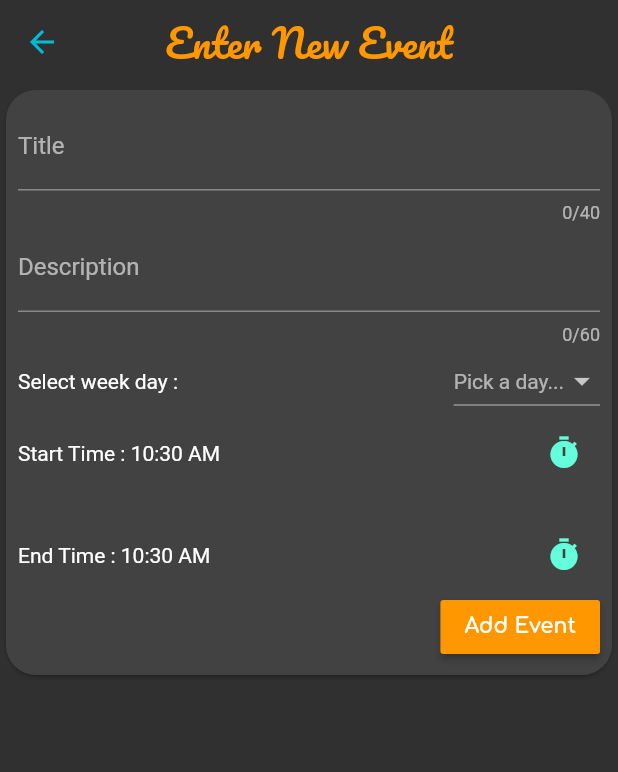
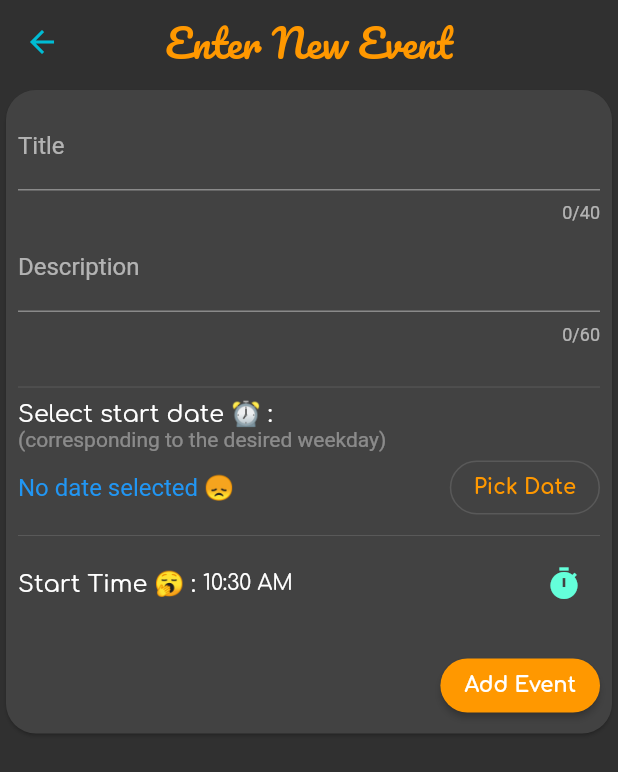
Before and after one commit to Raunakk02/time_table, a Flutter app: the screen it shows after launch, after a tap on the "note add" icon, on a phone screen of 412 x 824 dp. Shown: the top 772 px of the screen. Run offline on Flutter 3.47's test engine with Material 2 defaults, Android fonts, the phone set to English and light mode, and no system bars; our stand-ins replace flutter_local_notifications, hive; missing offline and left inert: android_alarm_manager; accounts and stored records are empty; generated files the repository leaves out were written again; statements that could not run were skipped.

Commit message:
fixed alarm logic bug and improved/updated Event Input UI

```diff
--- a/lib/Notifications/callback.dart
+++ b/lib/Notifications/callback.dart
@@ -8,6 +8,8 @@ void trigger(int id) async {
   noti.NotificationManager n = noti.NotificationManager();
   n.initNotifications();
   Event e = await EventsProvider().getEventForAlarm(id);
-  n.initEvent(e);
-  n.showNotification();
+  if (e != null) {
+    n.initEvent(e);
+    n.showNotification();
+  }
 }
--- a/lib/main.dart
+++ b/lib/main.dart
@@ -53,6 +53,11 @@ class MyApp extends StatelessWidget {
             color: Colors.transparent,
           ),
           buttonColor: Colors.orange,
+          buttonTheme: ThemeData.dark().buttonTheme.copyWith(
+                shape: RoundedRectangleBorder(
+                  borderRadius: BorderRadius.circular(20),
+                ),
+              ),
           textTheme: ThemeData.light().textTheme.copyWith(
                 headline6: TextStyle(
                   fontFamily: 'Comfortaa',
--- a/lib/models/event.dart
+++ b/lib/models/event.dart
@@ -3,7 +3,7 @@ import 'package:hive/hive.dart';
 
 part 'event.g.dart';
 
-@HiveType(typeId: 0, adapterName: 'EventAdapter')
+@HiveType(typeId: 0)
 class Event {
   @HiveField(0)
   String id;
@@ -14,16 +14,16 @@ class Event {
   @HiveField(3)
   String weekDay;
   @HiveField(4)
+  DateTime startDate;
+  @HiveField(5)
   TimeOfDay startTime;
-  @HiveField(5)
-  TimeOfDay endTime;
 
   Event({
     @required this.id,
     @required this.title,
     @required this.description,
     @required this.weekDay,
+    @required this.startDate,
     @required this.startTime,
-    @required this.endTime,
   });
 }
--- a/lib/widgets/event_card.dart
+++ b/lib/widgets/event_card.dart
@@ -1,4 +1,5 @@
 import 'package:flutter/material.dart';
+import 'package:intl/intl.dart';
 import 'package:time_table/screens/event_details_screen.dart';
 
 import '../models/event.dart';
@@ -26,7 +27,7 @@ class EventCard extends StatelessWidget {
         child: ListTile(
           tileColor: Colors.black54,
           leading: Container(
-            padding: EdgeInsets.all(2),
+            padding: EdgeInsets.all(10),
             decoration: BoxDecoration(
               borderRadius: BorderRadius.circular(20),
               gradient: LinearGradient(
@@ -39,7 +40,7 @@ class EventCard extends StatelessWidget {
             height: 80,
             child: FittedBox(
               child: Text(
-                '${weekDayEvent.startTime.format(context)}\n|\n${weekDayEvent.endTime.format(context)}',
+                '${weekDayEvent.startTime.format(context)}',
                 textAlign: TextAlign.center,
                 style: TextStyle(
                   color: Colors.white,
--- a/lib/widgets/event_input.dart
+++ b/lib/widgets/event_input.dart
@@ -1,12 +1,13 @@
 import 'package:flutter/material.dart';
+import 'package:intl/intl.dart';
 
 class EventInput extends StatefulWidget {
   final void Function(
     String evTitle,
     String evDescription,
     String selectedWeekDay,
+    DateTime evStartDate,
     TimeOfDay evStartTime,
-    TimeOfDay evEndTime,
   ) addNewEvent;
 
   final List<String> weekDays;
@@ -21,15 +22,15 @@ class _EventInputState extends State<EventInput> {
   final titleController = TextEditingController();
   final descriptionController = TextEditingController();
   String selectedWeekDay;
+  DateTime startDate;
   TimeOfDay startTime;
-  TimeOfDay endTime;
 
   @override
   void initState() {
     // TODO: implement initState
     super.initState();
     startTime = TimeOfDay.now();
-    endTime = TimeOfDay.now();
+    startDate = null;
   }
 
   void validateAndAddEvent() async {
@@ -39,22 +40,37 @@ class _EventInputState extends State<EventInput> {
     if (descriptionController.text.isEmpty) {
       await showErrorDialog('Description can\'t be empty !');
     }
-    if (!widget.weekDays.contains(selectedWeekDay)) {
-      await showErrorDialog('Please select a weekday !');
+    // if (!widget.weekDays.contains(selectedWeekDay)) {
+    //   await showErrorDialog('Please select a weekday !');
+    // }
+    // if (startTime == endTime) {
+    //   await showErrorDialog('Start time and end time can\'t be same');
+    // }
+    if (startDate == null) {
+      await showErrorDialog('Please pick Event Date !');
     }
-    if (startTime == endTime) {
-      await showErrorDialog('Start time and end time can\'t be same');
+    if (startDate != null) {
+      if (startDate.isBefore(DateTime.now().subtract(Duration(days: 1)))) {
+        await showErrorDialog('Event Date can\'t be before today !');
       }
-    if (startTime.hour > endTime.hour) {
-      await showErrorDialog('Start time can\'t be greater than end time');
     }
+    if (startDate != null) {
+      if (startDate.weekday == 7) {
+        await showErrorDialog(
+            'Please select a day other than sunday !\n PS: Rest on sunday :)');
+      }
+    }
+
+    if (startDate != null) {
+      selectedWeekDay = widget.weekDays[startDate.weekday - 1];
       widget.addNewEvent(
         titleController.text,
         descriptionController.text,
         selectedWeekDay,
+        startDate,
         startTime,
-      endTime,
       );
+    }
   }
 
   Future showErrorDialog(String msg) {
@@ -68,8 +84,9 @@ class _EventInputState extends State<EventInput> {
             color: Colors.black26,
           ),
           child: Text(
-            'Lazy peeps alert !',
+            '😤 Lazy peeps alert !',
             textAlign: TextAlign.center,
+            style: TextStyle(fontSize: 16),
           ),
         ),
         content: Text(msg),
@@ -107,19 +124,19 @@ class _EventInputState extends State<EventInput> {
     }
   }
 
-  void selectEndTime() async {
-    TimeOfDay selectedTime = await showTimePicker(
+  void selectStartDate() async {
+    var pickedDate = await showDatePicker(
       context: context,
-      initialTime: TimeOfDay.now(),
-      cancelText: 'Cancel',
-      confirmText: 'Confirm',
+      firstDate: DateTime.now(),
+      initialDate: DateTime.now(),
+      lastDate: DateTime.now().add(
+        Duration(days: 365),
+      ),
+      helpText: 'Pick day corresponding to the weekday',
     );
-
-    if (selectedTime != null) {
     setState(() {
-        endTime = selectedTime;
+      startDate = pickedDate;
     });
-    }
   }
 
   TextStyle labelTextStyle() {
@@ -128,12 +145,12 @@ class _EventInputState extends State<EventInput> {
     );
   }
 
-  DropdownMenuItem _buildDropdownMenuItem(int weekDayIndex) {
-    return DropdownMenuItem(
-      child: Text(widget.weekDays[weekDayIndex]),
-      value: widget.weekDays[weekDayIndex],
-    );
-  }
+  // DropdownMenuItem _buildDropdownMenuItem(int weekDayIndex) {
+  //   return DropdownMenuItem(
+  //     child: Text(widget.weekDays[weekDayIndex]),
+  //     value: widget.weekDays[weekDayIndex],
+  //   );
+  // }
 
   TextField _buildTextField(
       String label, int length, bool enableNext, TextEditingController tec) {
@@ -152,8 +169,13 @@ class _EventInputState extends State<EventInput> {
     return Row(
       children: [
         Text(
-          '$label Time : ${time.format(context)}',
-          style: labelTextStyle(),
+          '$label Time 🥱 : ',
+          style:
+              labelTextStyle().copyWith(fontSize: 16, fontFamily: 'Comfortaa'),
+        ),
+        Text(
+          '${time.format(context)} ',
+          style: labelTextStyle().copyWith(fontFamily: 'Comfortaa'),
         ),
         Spacer(),
         IconButton(
@@ -181,37 +203,70 @@ class _EventInputState extends State<EventInput> {
             children: [
               _buildTextField('Title', 40, true, titleController),
               _buildTextField('Description', 60, false, descriptionController),
+              SizedBox(height: 20),
+              Divider(),
+
+              Align(
+                child: Text(
+                  'Select start date ⏰ :',
+                  style: labelTextStyle().copyWith(
+                      // color: Theme.of(context).textTheme.headline6.color,
+                      fontSize: 16,
+                      fontFamily: 'Comfortaa'),
+                ),
+                alignment: Alignment.centerLeft,
+              ),
+              Align(
+                child: Text(
+                  '(corresponding to the desired weekday)',
+                  style: labelTextStyle().copyWith(
+                    color: Theme.of(context).disabledColor,
+                  ),
+                ),
+                alignment: Alignment.centerLeft,
+              ),
               Row(
                 children: [
                   Text(
-                    'Select week day : ',
-                    style: labelTextStyle(),
+                    startDate == null
+                        ? 'No date selected 😞'
+                        : '${DateFormat.MMMMEEEEd().format(startDate)} 😊',
+                    style: labelTextStyle()
+                        .copyWith(color: Colors.blue, fontSize: 16),
                   ),
                   Spacer(),
-                  DropdownButton(
-                    onChanged: (chosenWeekDay) {
-                      setState(() {
-                        selectedWeekDay = chosenWeekDay;
-                      });
-                      print('selected: $selectedWeekDay');
-                    },
-                    hint: Text('Pick a day...'),
-                    value: selectedWeekDay,
-                    style: labelTextStyle(),
-                    items: [
-                      _buildDropdownMenuItem(0),
-                      _buildDropdownMenuItem(1),
-                      _buildDropdownMenuItem(2),
-                      _buildDropdownMenuItem(3),
-                      _buildDropdownMenuItem(4),
-                      _buildDropdownMenuItem(5),
+                  OutlineButton(
+                    child: Text('Pick Date'),
+                    onPressed: selectStartDate,
+                    textColor: Theme.of(context).textTheme.headline6.color,
+                    highlightedBorderColor:
+                        Theme.of(context).textTheme.headline6.color,
+                  ),
+                  // DropdownButton(
+                  //   onChanged: (chosenWeekDay) {
+                  //     setState(() {
+                  //       selectedWeekDay = chosenWeekDay;
+                  //     });
+                  //     print('selected: $selectedWeekDay');
+                  //   },
+                  //   hint: Text('Pick a day...'),
+                  //   value: selectedWeekDay,
+                  //   style: labelTextStyle(),
+                  //   items: [
+                  //     _buildDropdownMenuItem(0),
+                  //     _buildDropdownMenuItem(1),
+                  //     _buildDropdownMenuItem(2),
+                  //     _buildDropdownMenuItem(3),
+                  //     _buildDropdownMenuItem(4),
+                  //     _buildDropdownMenuItem(5),
+                  //   ],
+                  // ),
                 ],
               ),
-                ],
-              ),
+              Divider(),
               _buildSelectTimeRow('Start', startTime, selectStartTime),
               SizedBox(height: 20),
-              _buildSelectTimeRow('End', endTime, selectEndTime),
+              // _buildSelectTimeRow('End', endTime, selectEndTime),
               RaisedButton(
                 child: Text('Add Event'),
                 color: Theme.of(context).textTheme.headline6.color,
```
Also changed, not shown: lib/Notifications/local_notifications.dart (+5 -2 lines), lib/providers/events_provider.dart (+4 -12 lines), lib/screens/tabs_screen.dart (+5 -4 lines), lib/models/event.g.dart, 1 other file. Lines whose indentation alone changed are shown as unchanged.
